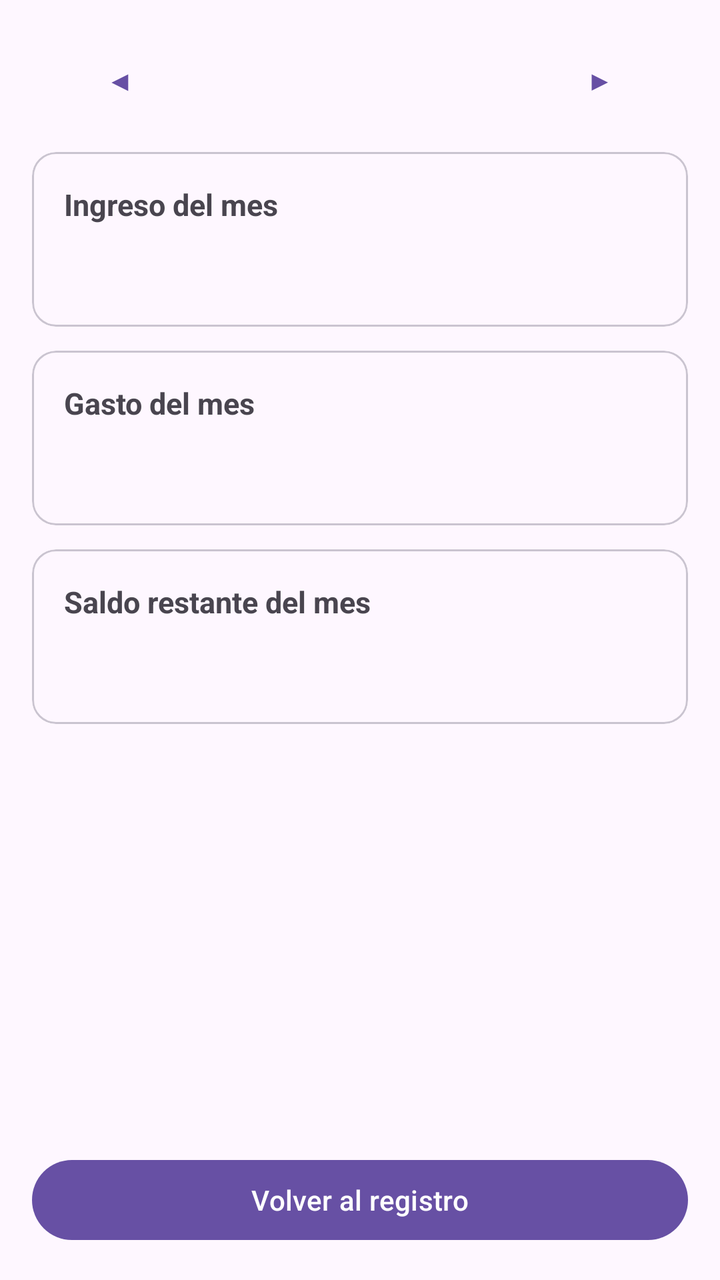
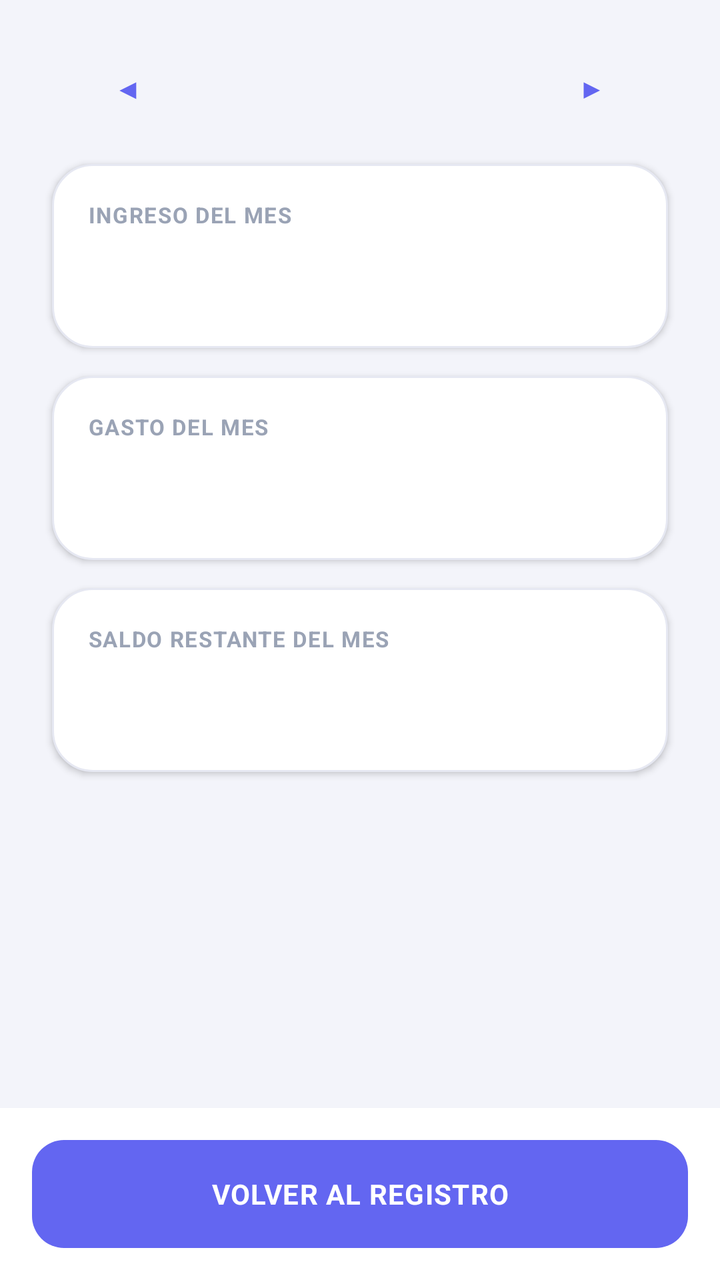

Before-and-after screenshots of an Android layout around one commit, followed by the original layout XML and the change that was made.
<!-- AndroidManifest.xml: application theme Theme.ControlGastos -->
<!-- res/layout/activity_resumen.xml -->
<?xml version="1.0" encoding="utf-8"?>
<LinearLayout xmlns:android="http://schemas.android.com/apk/res/android"
    xmlns:app="http://schemas.android.com/apk/res-auto"
    android:id="@+id/main"
    android:layout_width="match_parent"
    android:layout_height="match_parent"
    android:orientation="vertical"
    android:padding="16dp">

    <LinearLayout
        android:layout_width="match_parent"
        android:layout_height="wrap_content"
        android:gravity="center_vertical"
        android:orientation="horizontal">

        <Button
            android:id="@+id/btnMesAnterior"
            style="?attr/borderlessButtonStyle"
            android:layout_width="wrap_content"
            android:layout_height="wrap_content"
            android:text="◀" />

        <TextView
            android:id="@+id/tvMes"
            android:layout_width="0dp"
            android:layout_height="wrap_content"
            android:layout_weight="1"
            android:gravity="center"
            android:textSize="20sp"
            android:textStyle="bold" />

        <Button
            android:id="@+id/btnMesSiguiente"
            style="?attr/borderlessButtonStyle"
            android:layout_width="wrap_content"
            android:layout_height="wrap_content"
            android:text="▶" />
    </LinearLayout>

    <com.google.android.material.card.MaterialCardView
        android:layout_width="match_parent"
        android:layout_height="wrap_content"
        android:layout_marginTop="12dp"
        app:cardCornerRadius="12dp">

        <LinearLayout
            android:layout_width="match_parent"
            android:layout_height="wrap_content"
            android:orientation="vertical"
            android:padding="16dp">

            <TextView
                android:layout_width="wrap_content"
                android:layout_height="wrap_content"
                android:text="Ingreso del mes"
                android:textSize="15sp"
                android:textStyle="bold" />

            <TextView
                android:id="@+id/tvIngresos"
                android:layout_width="wrap_content"
                android:layout_height="wrap_content"
                android:textColor="@color/verde"
                android:textSize="26sp"
                android:textStyle="bold" />
        </LinearLayout>
    </com.google.android.material.card.MaterialCardView>

    <com.google.android.material.card.MaterialCardView
        android:layout_width="match_parent"
        android:layout_height="wrap_content"
        android:layout_marginTop="12dp"
        app:cardCornerRadius="12dp">

        <LinearLayout
            android:layout_width="match_parent"
            android:layout_height="wrap_content"
            android:orientation="vertical"
            android:padding="16dp">

            <TextView
                android:layout_width="wrap_content"
                android:layout_height="wrap_content"
                android:text="Gasto del mes"
                android:textSize="15sp"
                android:textStyle="bold" />

            <TextView
                android:id="@+id/tvGastos"
                android:layout_width="wrap_content"
                android:layout_height="wrap_content"
                android:textColor="@color/rojo"
                android:textSize="26sp"
                android:textStyle="bold" />
        </LinearLayout>
    </com.google.android.material.card.MaterialCardView>

    <com.google.android.material.card.MaterialCardView
        android:layout_width="match_parent"
        android:layout_height="wrap_content"
        android:layout_marginTop="12dp"
        app:cardCornerRadius="12dp">

        <LinearLayout
            android:layout_width="match_parent"
            android:layout_height="wrap_content"
            android:orientation="vertical"
            android:padding="16dp">

            <TextView
                android:layout_width="wrap_content"
                android:layout_height="wrap_content"
                android:text="Saldo restante del mes"
                android:textSize="15sp"
                android:textStyle="bold" />

            <TextView
                android:id="@+id/tvSaldo"
                android:layout_width="wrap_content"
                android:layout_height="wrap_content"
                android:textSize="26sp"
                android:textStyle="bold" />
        </LinearLayout>
    </com.google.android.material.card.MaterialCardView>

    <Space
        android:layout_width="match_parent"
        android:layout_height="0dp"
        android:layout_weight="1" />

    <Button
        android:id="@+id/btnVolver"
        android:layout_width="match_parent"
        android:layout_height="wrap_content"
        android:text="Volver al registro" />
</LinearLayout>
<!-- resources referenced by this layout -->
<resources>
  <color name="rojo">#C62828</color>
  <color name="verde">#2E7D32</color>
  <style name="Theme.ControlGastos" parent="Theme.Material3.DayNight.NoActionBar" />
</resources>

<!-- the commit's change to res/layout/activity_resumen.xml (unified diff, before → after) -->
@@ -1,136 +1,158 @@
 <?xml version="1.0" encoding="utf-8"?>
 <LinearLayout xmlns:android="http://schemas.android.com/apk/res/android"
-    xmlns:app="http://schemas.android.com/apk/res-auto"
     android:id="@+id/main"
     android:layout_width="match_parent"
     android:layout_height="match_parent"
-    android:orientation="vertical"
-    android:padding="16dp">
+    android:background="@color/fondo"
+    android:orientation="vertical">
 
     <LinearLayout
         android:layout_width="match_parent"
-        android:layout_height="wrap_content"
-        android:gravity="center_vertical"
-        android:orientation="horizontal">
-
-        <Button
-            android:id="@+id/btnMesAnterior"
-            style="?attr/borderlessButtonStyle"
-            android:layout_width="wrap_content"
-            android:layout_height="wrap_content"
-            android:text="◀" />
-
-        <TextView
-            android:id="@+id/tvMes"
-            android:layout_width="0dp"
-            android:layout_height="wrap_content"
-            android:layout_weight="1"
-            android:gravity="center"
-            android:textSize="20sp"
-            android:textStyle="bold" />
-
-        <Button
-            android:id="@+id/btnMesSiguiente"
-            style="?attr/borderlessButtonStyle"
-            android:layout_width="wrap_content"
-            android:layout_height="wrap_content"
-            android:text="▶" />
-    </LinearLayout>
-
-    <com.google.android.material.card.MaterialCardView
-        android:layout_width="match_parent"
-        android:layout_height="wrap_content"
-        android:layout_marginTop="12dp"
-        app:cardCornerRadius="12dp">
+        android:layout_height="0dp"
+        android:layout_weight="1"
+        android:orientation="vertical"
+        android:padding="20dp">
 
         <LinearLayout
             android:layout_width="match_parent"
             android:layout_height="wrap_content"
+            android:gravity="center_vertical"
+            android:orientation="horizontal">
+
+            <Button
+                android:id="@+id/btnMesAnterior"
+                style="?attr/borderlessButtonStyle"
+                android:layout_width="wrap_content"
+                android:layout_height="wrap_content"
+                android:text="◀" />
+
+            <TextView
+                android:id="@+id/tvMes"
+                android:layout_width="0dp"
+                android:layout_height="wrap_content"
+                android:layout_weight="1"
+                android:gravity="center"
+                android:textColor="@color/texto"
+                android:textSize="19sp"
+                android:textStyle="bold" />
+
+            <Button
+                android:id="@+id/btnMesSiguiente"
+                style="?attr/borderlessButtonStyle"
+                android:layout_width="wrap_content"
+                android:layout_height="wrap_content"
+                android:text="▶" />
+        </LinearLayout>
+
+        <LinearLayout
+            android:layout_width="match_parent"
+            android:layout_height="wrap_content"
+            android:layout_marginStart="6dp"
+            android:layout_marginTop="14dp"
+            android:layout_marginEnd="6dp"
+            android:background="@drawable/bg_tarjeta"
+            android:elevation="2dp"
             android:orientation="vertical"
-            android:padding="16dp">
+            android:padding="18dp">
 
             <TextView
                 android:layout_width="wrap_content"
                 android:layout_height="wrap_content"
-                android:text="Ingreso del mes"
-                android:textSize="15sp"
+                android:letterSpacing="0.05"
+                android:text="INGRESO DEL MES"
+                android:textColor="@color/etiqueta"
+                android:textSize="11sp"
                 android:textStyle="bold" />
 
             <TextView
                 android:id="@+id/tvIngresos"
                 android:layout_width="wrap_content"
                 android:layout_height="wrap_content"
+                android:layout_marginTop="4dp"
                 android:textColor="@color/verde"
-                android:textSize="26sp"
+                android:textSize="28sp"
                 android:textStyle="bold" />
         </LinearLayout>
-    </com.google.android.material.card.MaterialCardView>
-
-    <com.google.android.material.card.MaterialCardView
-        android:layout_width="match_parent"
-        android:layout_height="wrap_content"
-        android:layout_marginTop="12dp"
-        app:cardCornerRadius="12dp">
 
         <LinearLayout
             android:layout_width="match_parent"
             android:layout_height="wrap_content"
+            android:layout_marginStart="6dp"
+            android:layout_marginTop="14dp"
+            android:layout_marginEnd="6dp"
+            android:background="@drawable/bg_tarjeta"
+            android:elevation="2dp"
             android:orientation="vertical"
-            android:padding="16dp">
+            android:padding="18dp">
 
             <TextView
                 android:layout_width="wrap_content"
                 android:layout_height="wrap_content"
-                android:text="Gasto del mes"
-                android:textSize="15sp"
+                android:letterSpacing="0.05"
+                android:text="GASTO DEL MES"
+                android:textColor="@color/etiqueta"
+                android:textSize="11sp"
                 android:textStyle="bold" />
 
             <TextView
                 android:id="@+id/tvGastos"
                 android:layout_width="wrap_content"
                 android:layout_height="wrap_content"
+                android:layout_marginTop="4dp"
                 android:textColor="@color/rojo"
-                android:textSize="26sp"
+                android:textSize="28sp"
                 android:textStyle="bold" />
         </LinearLayout>
-    </com.google.android.material.card.MaterialCardView>
-
-    <com.google.android.material.card.MaterialCardView
-        android:layout_width="match_parent"
-        android:layout_height="wrap_content"
-        android:layout_marginTop="12dp"
-        app:cardCornerRadius="12dp">
 
         <LinearLayout
             android:layout_width="match_parent"
             android:layout_height="wrap_content"
+            android:layout_marginStart="6dp"
+            android:layout_marginTop="14dp"
+            android:layout_marginEnd="6dp"
+            android:background="@drawable/bg_tarjeta"
+            android:elevation="2dp"
             android:orientation="vertical"
-            android:padding="16dp">
+            android:padding="18dp">
 
             <TextView
                 android:layout_width="wrap_content"
                 android:layout_height="wrap_content"
-                android:text="Saldo restante del mes"
-                android:textSize="15sp"
+                android:letterSpacing="0.05"
+                android:text="SALDO RESTANTE DEL MES"
+                android:textColor="@color/etiqueta"
+                android:textSize="11sp"
                 android:textStyle="bold" />
 
             <TextView
                 android:id="@+id/tvSaldo"
                 android:layout_width="wrap_content"
                 android:layout_height="wrap_content"
-                android:textSize="26sp"
+                android:layout_marginTop="4dp"
+                android:textSize="28sp"
                 android:textStyle="bold" />
         </LinearLayout>
-    </com.google.android.material.card.MaterialCardView>
+    </LinearLayout>
 
-    <Space
-        android:layout_width="match_parent"
-        android:layout_height="0dp"
-        android:layout_weight="1" />
-
-    <Button
-        android:id="@+id/btnVolver"
+    <LinearLayout
         android:layout_width="match_parent"
         android:layout_height="wrap_content"
-        android:text="Volver al registro" />
+        android:background="@color/tarjeta"
+        android:padding="16dp">
+
+        <TextView
+            android:id="@+id/btnVolver"
+            android:layout_width="match_parent"
+            android:layout_height="54dp"
+            android:background="@drawable/bg_boton_principal"
+            android:clickable="true"
+            android:focusable="true"
+            android:foreground="?attr/selectableItemBackground"
+            android:gravity="center"
+            android:letterSpacing="0.03"
+            android:text="VOLVER AL REGISTRO"
+            android:textColor="@color/blanco"
+            android:textSize="14sp"
+            android:textStyle="bold" />
+    </LinearLayout>
 </LinearLayout>
<!-- resource entries referenced after the edit -->
@@ -1,7 +1,37 @@
 <!-- resources referenced by this layout -->
 <resources>
-  <color name="rojo">#C62828</color>
-  <color name="verde">#2E7D32</color>
-  <style name="Theme.ControlGastos" parent="Theme.Material3.DayNight.NoActionBar" />
+  <color name="blanco">#FFFFFF</color>
+  <color name="etiqueta">#9AA3B5</color>
+  <color name="fondo">#F3F4FA</color>
+  <color name="rojo">#E5484D</color>
+  <color name="tarjeta">#FFFFFF</color>
+  <color name="texto">#1F2433</color>
+  <color name="verde">#12A150</color>
+  <!-- drawable bg_boton_principal (drawable) -->
+  <?xml version="1.0" encoding="utf-8"?>
+  <shape xmlns:android="http://schemas.android.com/apk/res/android" android:shape="rectangle">
+      <solid android:color="@color/primario" />
+      <corners android:radius="16dp" />
+  </shape>
+  <!-- drawable bg_tarjeta (drawable) -->
+  <?xml version="1.0" encoding="utf-8"?>
+  <shape xmlns:android="http://schemas.android.com/apk/res/android" android:shape="rectangle">
+      <solid android:color="@color/tarjeta" />
+      <stroke android:width="1dp" android:color="@color/borde" />
+      <corners android:radius="20dp" />
+  </shape>
+  <style name="Theme.ControlGastos" parent="Theme.Material3.Light.NoActionBar">
+          <item name="colorPrimary">@color/primario</item>
+          <item name="colorOnPrimary">@color/blanco</item>
+          <item name="colorSurface">@color/tarjeta</item>
+          <item name="colorOnSurface">@color/texto</item>
+          <item name="colorOutline">@color/borde</item>
+          <item name="android:colorBackground">@color/fondo</item>
+          <item name="android:windowBackground">@color/fondo</item>
+          <item name="android:statusBarColor">@color/fondo</item>
+          <item name="android:windowLightStatusBar">true</item>
+      </style>
+  <color name="primario">#6366F1</color>
+  <color name="borde">#E6E8F2</color>
 </resources>
 
